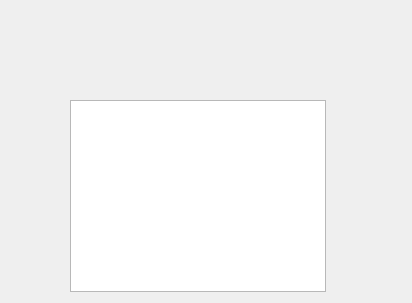
The window that menu.ui (Instrate/Python_ODBC_Lab) describes before a commit, drawn with Qt 5.
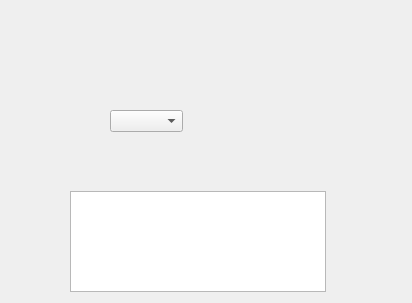
The same window after the commit.

```diff
--- a/menu.ui
+++ b/menu.ui
@@ -17,9 +17,19 @@
    <property name="geometry">
     <rect>
      <x>70</x>
-     <y>100</y>
+     <y>191</y>
      <width>256</width>
-     <height>192</height>
+     <height>101</height>
+    </rect>
+   </property>
+  </widget>
+  <widget class="QComboBox" name="comboBox">
+   <property name="geometry">
+    <rect>
+     <x>110</x>
+     <y>110</y>
+     <width>73</width>
+     <height>22</height>
     </rect>
    </property>
   </widget>
```
